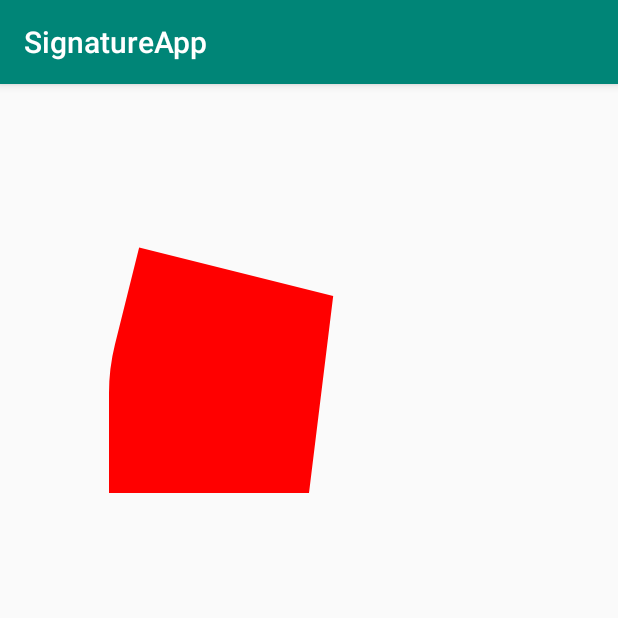
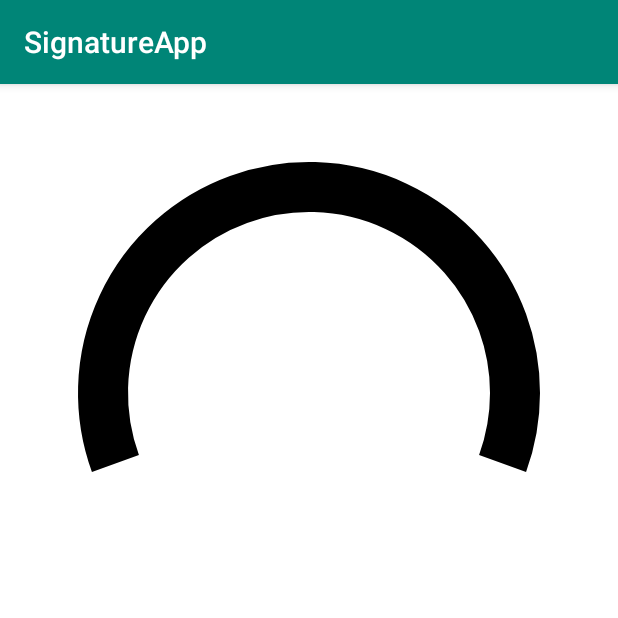
Before and after one commit to kustraslawomir/NetworkSpeedView, an Android app: the screen it shows after launch (NetworkSpeedActivity), on a phone screen of 412 x 824 dp, the top half of it. Run offline under Robolectric (Android 15) with nearby library versions, the phone set to English and light mode, and no system bars.

```diff
--- a/networkspeed/src/main/java/slawomir/kustra/speedview/NetworkSpeedView.kt
+++ b/networkspeed/src/main/java/slawomir/kustra/speedview/NetworkSpeedView.kt
@@ -12,20 +12,13 @@ import android.view.View
 
 internal class NetworkSpeedView : View {
 
-    private lateinit var paint: Paint
+    private var viewWidth = 0f
+    private var viewHeight = 0f
 
-    private lateinit var circleView: RectF
+    val paint = Paint()
 
-    private val startAnglePoint = 180f
-    private val endAnglePoint = 180f
-
-    private val circleStrokeWidth = 200f
-
-    private val sweepValue = 2
-    private var sweep = 0
-
-    private var isAlive: Boolean = false
-
+    private val ovalBackgroundShape = RectF()
+    var sweep = 0f
 
     constructor(context: Context) : super(context) {
         init()
@@ -43,37 +36,33 @@ internal class NetworkSpeedView : View {
     }
 
     override fun onDraw(canvas: Canvas) {
-        Log.d("NSV onDraw: ", "width: $width height: $height")
+        viewWidth = width.toFloat()
+        viewHeight = height.toFloat()
 
-        circleView.left = width / 2f - 100f
-        circleView.top = height / 2f - 100
-        circleView.bottom = width / 2f + 100f
-        circleView.right = height  / 2f + 100f
+        setBackgroundColor(Color.WHITE)
 
-        canvas.drawArc(circleView, startAnglePoint, sweep.toFloat(), true, paint)
+        val radius = width / 3
+        val centerX = width / 2
+        val centerY = height / 2
 
-        sweep += sweepValue
+        paint.isAntiAlias = true
+        paint.color = Color.BLACK
+        paint.strokeWidth = 50f
+        paint.style = Paint.Style.STROKE
 
-        if (sweep > 180) {
-            isAlive = false
-        }
-        if (sweep > endAnglePoint) {
-            isAlive = false
-        }
+        val left = centerX - radius.toFloat()
+        val top = centerY - radius.toFloat()
+        val right = centerX + radius.toFloat()
+        val bottom = centerY + radius.toFloat()
 
-        if (isAlive) {
-            invalidate()
-        }
+        ovalBackgroundShape.set(left, top, right, bottom)
+        canvas.drawArc(ovalBackgroundShape, 160f, 220f, false, paint)
+
     }
 
     private fun init() {
         Log.d("NSV: ", "init")
-        circleView = RectF()
-        paint = Paint(Paint.ANTI_ALIAS_FLAG)
 
-        paint.style = Paint.Style.STROKE
-        paint.strokeWidth = circleStrokeWidth
-        paint.color = Color.RED
     }
 
 }
```
